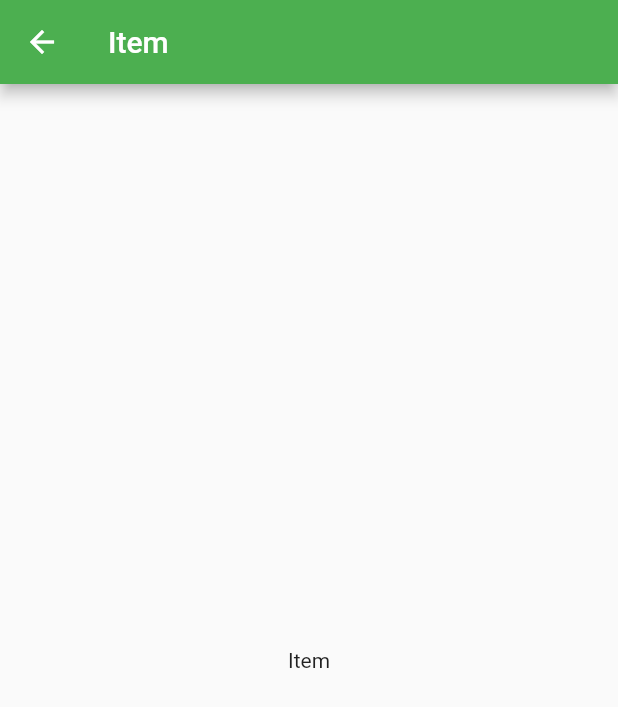
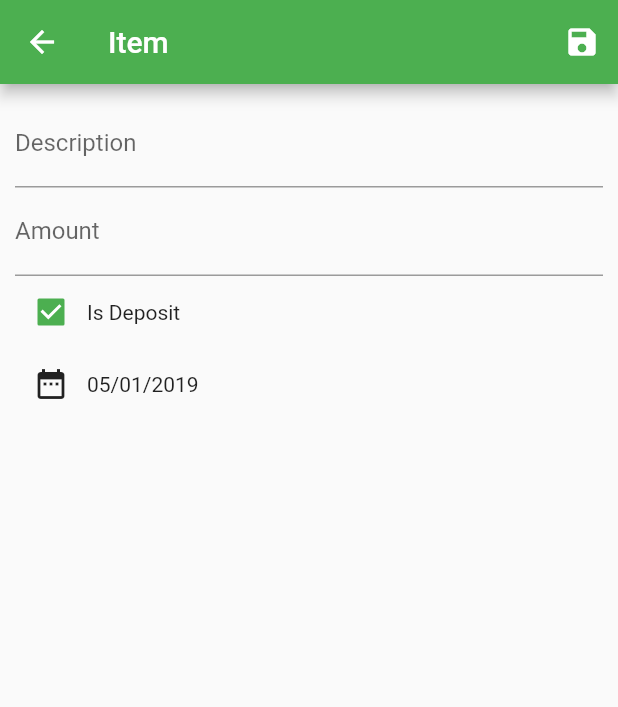
Before and after one commit to cornell19/spend_tracker, a Flutter app: the ItemPage screen opened directly, on a phone screen of 412 x 824 dp. Shown: the top 707 px of the screen. Run offline on Flutter 3.47's test engine with Material 2 defaults, Android fonts, the phone set to English and light mode, and no system bars.

Commit message:
Unit 5 Moduel 4

```diff
--- a/lib/pages/items/item_page.dart
+++ b/lib/pages/items/item_page.dart
@@ -1,14 +1,89 @@
 import 'package:flutter/material.dart';
+import 'package:intl/intl.dart';
 
-class ItemPage extends StatelessWidget {
+class ItemPage extends StatefulWidget {
+  @override
+  _ItemPageState createState() => _ItemPageState();
+}
+
+class _ItemPageState extends State<ItemPage> {
+  Map<String, dynamic> _formData = Map<String, dynamic>();
+  GlobalKey<FormState> _formKey = GlobalKey<FormState>();
+  bool _isDeposit = true;
+  DateTime _dateTime = DateTime.now();
   @override
   Widget build(BuildContext context) {
     return Scaffold(
       appBar: AppBar(
         title: const Text('Item'),
+        actions: <Widget>[
+          IconButton(
+              icon: Icon(Icons.save),
+              onPressed: () {
+                if (!_formKey.currentState.validate()) return;
+                _formKey.currentState.save();
+                Navigator.of(context).pop();
+              }),
+        ],
       ),
-      body: Center(
-        child: const Text('Item'),
+      body: Form(
+        key: _formKey,
+        child: Padding(
+          padding: const EdgeInsets.all(10.0),
+          child: Column(
+            children: <Widget>[
+              TextFormField(
+                decoration: const InputDecoration(labelText: 'Description'),
+                validator: (String value) => value.isEmpty ? 'Required' : null,
+                onSaved: (String value) => _formData['description'] = value,
+              ),
+              TextFormField(
+                keyboardType: TextInputType.numberWithOptions(decimal: true),
+                decoration: const InputDecoration(labelText: 'Amount'),
+                validator: (String value) {
+                  if (value.isEmpty) return 'Required';
+                  if (double.tryParse(value) == null) return 'Invalid number';
+                },
+                onSaved: (String value) =>
+                    _formData['amount'] = double.parse(value),
+              ),
+              Row(
+                children: [
+                  Checkbox(
+                    value: _isDeposit,
+                    onChanged: (bool value) {
+                      setState(() {
+                        _isDeposit = value;
+                      });
+                    },
+                  ),
+                  const Text('Is Deposit'),
+                ],
+              ),
+              Row(
+                children: <Widget>[
+                  IconButton(
+                    icon: Icon(Icons.date_range),
+                    onPressed: () async {
+                      var date = await showDatePicker(
+                        context: context,
+                        initialDate: _dateTime,
+                        firstDate: DateTime.now().add(Duration(days: -365)),
+                        lastDate: DateTime.now().add(Duration(days: 365)),
+                      );
+                      if (date == null) return;
+
+                      setState(() {
+                        _dateTime = date;
+                      });
+                    },
+                  ),
+                  Text(DateFormat('MM/dd/yyyy').format(_dateTime))
+                ],
+              ),
+            ],
+          ),
+        ),
       ),
     );
   }
--- a/pubspec.yaml
+++ b/pubspec.yaml
@@ -23,6 +23,7 @@ dependencies:
   # The following adds the Cupertino Icons font to your application.
   # Use with the CupertinoIcons class for iOS style icons.
   cupertino_icons: ^0.1.2
+  intl: ^0.15.8
 
 dev_dependencies:
   flutter_test:
```
Also changed, not shown: lib/pages/home/home_page.dart (+14 -1 lines), pubspec.lock.
